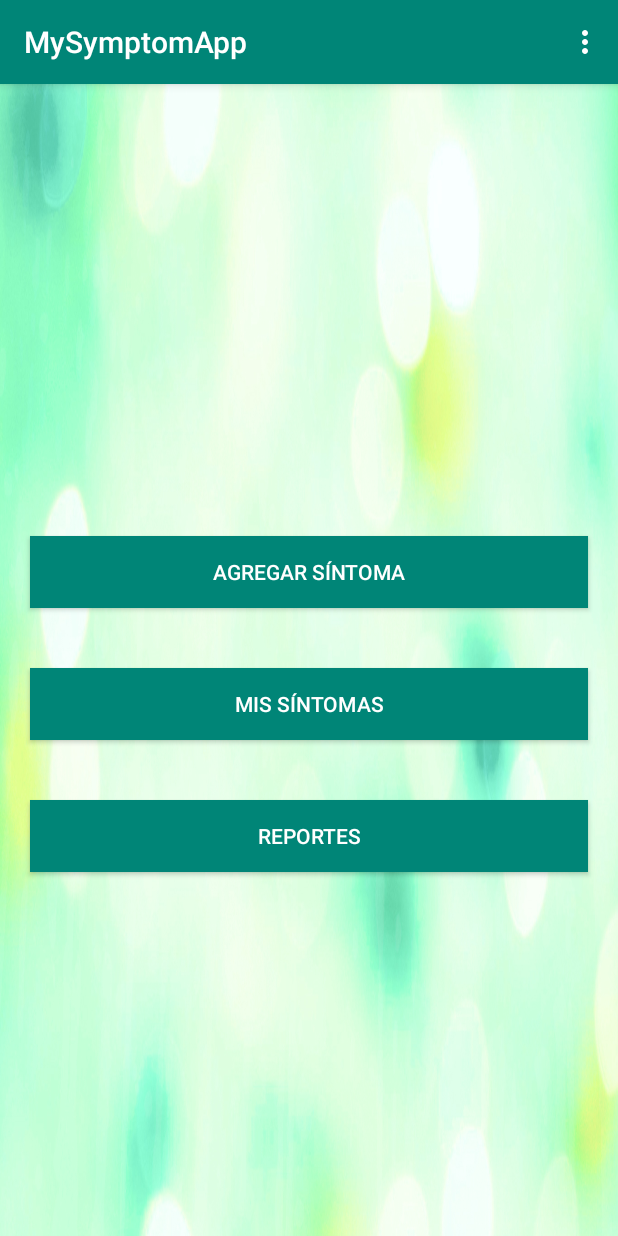
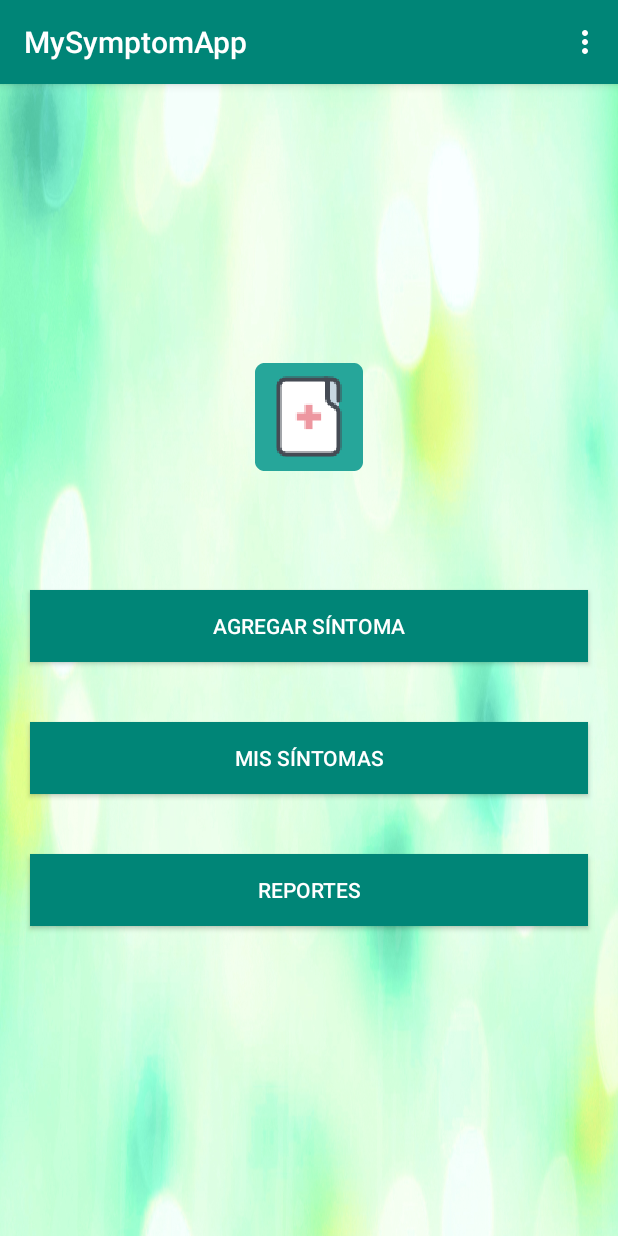
Before and after one commit to alucardthefish/my-symptom-app, an Android app: the screen it shows after launch once a user with an empty profile is signed in (ProfileActivity), on a phone screen of 412 x 824 dp. Run offline under Robolectric (Android 15) with nearby library versions, the phone set to English and light mode, and no system bars; our stand-ins replace Firebase (no records; nobody signed in at launch, a user with empty details on screens opened directly).

Commit message:
Add app image to the ProfileActivity layout

```diff
--- a/app/src/main/res/layout/activity_profile.xml
+++ b/app/src/main/res/layout/activity_profile.xml
@@ -8,6 +8,12 @@
     android:background="@drawable/minimalisbg"
     android:gravity="center"
     tools:context=".ProfileActivity">
+
+    <ImageView
+        android:id="@+id/imageView"
+        android:layout_width="match_parent"
+        android:layout_height="wrap_content"
+        app:srcCompat="@mipmap/ic_launcher" />
 
     <TextView
         android:id="@+id/textViewName"
@@ -52,4 +58,5 @@
         android:background="@color/colorPrimary"
         android:textColor="@android:color/white"
         android:text="@string/btn_reports_section" />
+
 </LinearLayout>
```
